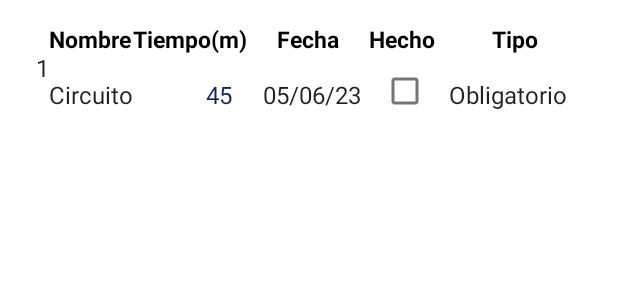
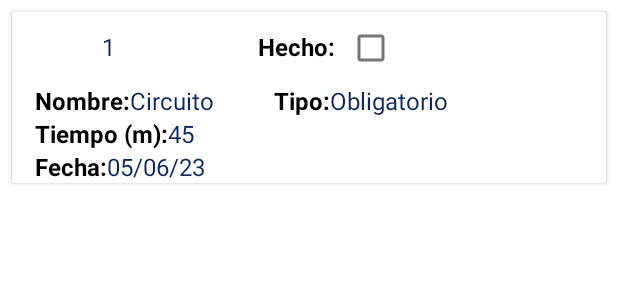
Before and after one commit to maripra/TrainingApp, an Android app: the layout adapter_listview_historial.xml on its own in the app's theme, with its tools: preview values and no code run, on a phone screen of 412 x 824 dp. Shown: the top 300 px of the screen. Run offline under Robolectric (Android 15) with nearby library versions, the phone set to English and light mode, and no system bars.

Commit message:
quinto commit

```diff
--- a/app/src/main/java/com/example/trainingapp/Modelo/Usuario.java
+++ b/app/src/main/java/com/example/trainingapp/Modelo/Usuario.java
@@ -1,11 +1,9 @@
 package com.example.trainingapp.Modelo;
 
 public class Usuario {
-
     //Propiedades
     private String id;
     private String Email;
-
     private String Contrasena;
     private String Nombre;
     private String Apellido;
@@ -13,8 +11,7 @@ public class Usuario {
     private String Genero;
 
     //Constructor
-
-    public Usuario (String id, String Email, String contrasena, String Nombre, String Apellido, String telefono, String Genero){
+    public Usuario (String id, String Email, String Contrasena, String Nombre, String Apellido, String telefono, String Genero){
         this.id = id;
         this.Email= Email;
         this.Contrasena = Contrasena;
--- a/app/src/main/res/layout/adapter_listview_dashboard.xml
+++ b/app/src/main/res/layout/adapter_listview_dashboard.xml
@@ -97,6 +97,7 @@
                         android:layout_height="wrap_content"
                         android:layout_marginTop="2dp"
                         android:text=""
+                        android:textColor="@color/azul_3"
                         android:textSize="16sp" />
                     <TextView
                         android:layout_width="wrap_content"
@@ -162,6 +163,7 @@
                         android:layout_height="wrap_content"
                         android:layout_marginTop="2dp"
                         android:text=""
+                        android:textColor="@color/azul_3"
                         android:textSize="16sp" />
                 </LinearLayout>
 
--- a/app/src/main/res/layout/adapter_listview_historial.xml
+++ b/app/src/main/res/layout/adapter_listview_historial.xml
@@ -1,160 +1,132 @@
 <?xml version="1.0" encoding="utf-8"?>
-<LinearLayout xmlns:android="http://schemas.android.com/apk/res/android"
-    xmlns:app="http://schemas.android.com/apk/res-auto"
-    xmlns:tools="http://schemas.android.com/tools"
+<androidx.cardview.widget.CardView xmlns:android="http://schemas.android.com/apk/res/android"
     android:layout_width="match_parent"
     android:layout_height="wrap_content"
-    android:gravity="center"
-    android:orientation="horizontal"
-    app:layout_constraintEnd_toEndOf="parent">
+    android:layout_margin="8dp"
+    android:elevation="2dp"
+    android:padding="8dp">
+
+    <LinearLayout
+        android:layout_width="match_parent"
+        android:layout_height="wrap_content"
+        android:orientation="vertical">
+        <LinearLayout
+            android:layout_width="match_parent"
+            android:layout_height="wrap_content"
+            android:orientation="horizontal">
 
             <TextView
                 android:id="@+id/entrenamiento_item_number"
                 android:layout_width="wrap_content"
                 android:layout_height="wrap_content"
-        android:layout_gravity="center"
-        android:text="@string/number_adapter_entrenamiento"
+                android:layout_marginLeft="60dp"
+                android:layout_marginRight="95dp"
+                android:text="1"
+                android:textColor="@color/azul_3"
                 android:textAppearance="?attr/textAppearanceListItem"/>
-    <LinearLayout
-        android:layout_width="wrap_content"
-        android:layout_height="wrap_content"
-        android:layout_gravity="left"
-        android:gravity="left|center"
-        android:orientation="vertical">
+
 
             <TextView
                 android:layout_width="wrap_content"
                 android:layout_height="wrap_content"
-            android:layout_marginTop="15dp"
-            android:ellipsize="end"
-            android:text="Nombre"
-            android:textSize="15sp"
+                android:text="Hecho:"
+                android:textSize="16sp"
                 android:textColor="#000"
-            android:textStyle="bold"/>
+                android:textStyle="bold" />
+
+            <CheckBox
+                android:id="@+id/completadoCheckbox"
+                android:layout_width="wrap_content"
+                android:layout_height="wrap_content">
+            </CheckBox>
+        </LinearLayout>
+        <LinearLayout
+            android:layout_width="match_parent"
+            android:layout_height="wrap_content"
+            android:orientation="horizontal">
+            <TextView
+                android:layout_width="wrap_content"
+                android:layout_height="wrap_content"
+                android:layout_marginLeft="15dp"
+                android:text="Nombre:"
+                android:textSize="16sp"
+                android:textColor="#000"
+                android:textStyle="bold" />
 
             <TextView
                 android:id="@+id/entrenamiento_Titulo"
                 android:layout_width="wrap_content"
                 android:layout_height="wrap_content"
-            android:layout_marginTop="15dp"
+                android:layout_marginRight="40dp"
                 android:text="Circuito"
+                android:textColor="@color/azul_3"
                 android:textAppearance="?attr/textAppearanceListItem"/>
             <TextView
                 android:layout_width="wrap_content"
                 android:layout_height="wrap_content"
                 android:textSize="12sp" />
-
-
-    </LinearLayout>
-    <LinearLayout
-        android:layout_width="wrap_content"
-        android:layout_height="wrap_content"
-        android:layout_gravity="right"
-        android:gravity="right"
-        android:orientation="vertical">
-
             <TextView
                 android:layout_width="wrap_content"
                 android:layout_height="wrap_content"
-            android:layout_marginTop="15dp"
-            android:ellipsize="end"
-            android:text="Tiempo(m)"
-            android:textSize="15sp"
+                android:text="Tipo:"
+                android:textSize="16sp"
                 android:textColor="#000"
-            android:textStyle="bold"/>
+                android:textStyle="bold" />
 
+            <TextView
+                android:id="@+id/entrenamiento_TipoEntrenamiento"
+                android:layout_width="wrap_content"
+                android:layout_height="wrap_content"
+                android:layout_marginRight="10dp"
+                android:text="Obligatorio"
+                android:textColor="@color/azul_3"
+                android:textAppearance="?attr/textAppearanceListItem" />
+        </LinearLayout>
+        <LinearLayout
+            android:layout_width="match_parent"
+            android:layout_height="wrap_content"
+            android:orientation="horizontal">
+            <TextView
+                android:layout_width="wrap_content"
+                android:layout_height="wrap_content"
+                android:layout_marginLeft="15dp"
+                android:text="Tiempo (m):"
+                android:textSize="16sp"
+                android:textColor="#000"
+                android:textStyle="bold" />
             <TextView
                 android:id="@+id/lblDuracionTotal"
                 android:layout_width="wrap_content"
                 android:layout_height="wrap_content"
-            android:layout_marginTop="15dp"
-            android:layout_marginRight="10dp"
                 android:text="45"
                 android:textColor="@color/azul_3"
                 android:textSize="16sp" />
 
+        </LinearLayout>
+        <LinearLayout
+            android:layout_width="match_parent"
+            android:layout_height="wrap_content"
+            android:orientation="horizontal">
             <TextView
                 android:layout_width="wrap_content"
                 android:layout_height="wrap_content"
-            android:textSize="12sp" />
+                android:layout_marginLeft="15dp"
+                android:text="Fecha:"
+                android:textSize="16sp"
+                android:textColor="#000"
+                android:textStyle="bold" />
 
-
-    </LinearLayout>
-    <LinearLayout
-        android:layout_width="wrap_content"
-        android:layout_height="wrap_content"
-        android:layout_gravity="right"
-        android:layout_marginLeft="5dp"
-        android:orientation="vertical">
-
-        <TextView
-            android:layout_width="wrap_content"
-            android:layout_height="wrap_content"
-            android:layout_marginTop="15dp"
-            android:layout_gravity="center"
-            android:ellipsize="end"
-            android:text="Fecha"
-            android:textSize="15sp"
-            android:textColor="#000"
-            android:textStyle="bold"/>
             <TextView
                 android:id="@+id/txtentreno_Fecha"
                 android:layout_width="wrap_content"
                 android:layout_height="wrap_content"
-            android:layout_marginTop="15dp"
-            android:layout_marginLeft="5dp"
                 android:text="05/06/23"
+                android:textColor="@color/azul_3"
                 android:textAppearance="?attr/textAppearanceListItem" />
             <TextView
                 android:layout_width="wrap_content"
                 android:layout_height="wrap_content"
                 android:textSize="12sp" />
         </LinearLayout>
-    <LinearLayout
-        android:layout_width="wrap_content"
-        android:layout_height="wrap_content"
-        android:layout_gravity="right"
-        android:layout_marginLeft="5dp"
-        android:orientation="vertical">
-        <TextView
-            android:layout_width="wrap_content"
-            android:layout_height="wrap_content"
-            android:layout_marginTop="15dp"
-            android:ellipsize="end"
-            android:text="Hecho"
-            android:textSize="15sp"
-            android:textColor="#000"
-            android:textStyle="bold"/>
-        <CheckBox
-            android:id="@+id/completadoCheckbox"
-            android:layout_width="wrap_content"
-            android:layout_height="wrap_content">
-
-        </CheckBox>
     </LinearLayout>
-    <LinearLayout
-        android:layout_width="wrap_content"
-        android:layout_height="wrap_content"
-        android:layout_gravity="right"
-        android:layout_marginLeft="5dp"
-        android:orientation="vertical">
-        <TextView
-            android:layout_width="wrap_content"
-            android:layout_height="wrap_content"
-            android:layout_marginTop="15dp"
-            android:layout_gravity="center"
-            android:ellipsize="end"
-            android:text="Tipo"
-            android:textSize="15sp"
-            android:textColor="#000"
-            android:textStyle="bold"/>
-        <TextView
-            android:id="@+id/entrenamiento_TipoEntrenamiento"
-            android:layout_width="wrap_content"
-            android:layout_height="wrap_content"
-            android:layout_marginTop="15dp"
-            android:layout_marginRight="10dp"
-            android:text="Obligatorio"
-            android:textAppearance="?attr/textAppearanceListItem" />
-    </LinearLayout>
-</LinearLayout>
+</androidx.cardview.widget.CardView>
```
Also changed, not shown: app/src/main/java/com/example/trainingapp/Adapters/EntrenamientoListviewAdapter.java (+8 -1 lines), app/src/main/java/com/example/trainingapp/Fragment/EntrenamientoFragment.java (+22 -7 lines), app/src/main/java/com/example/trainingapp/RegistroActivity.java (+20 -9 lines), app/src/main/res/layout/adapter_listview_entrenamientos.xml (+78 -106 lines). Lines whose indentation alone changed are shown as unchanged.
